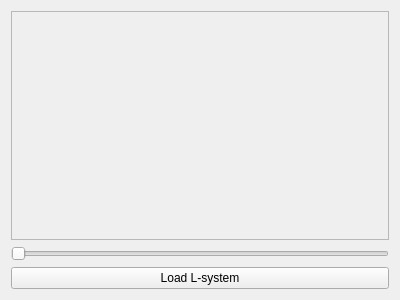
This is LSystems/mainwindow.ui in kateabr/CG_Lab5_LS_DS_Splines as Qt 5 draws it before an edit. The edited form follows.
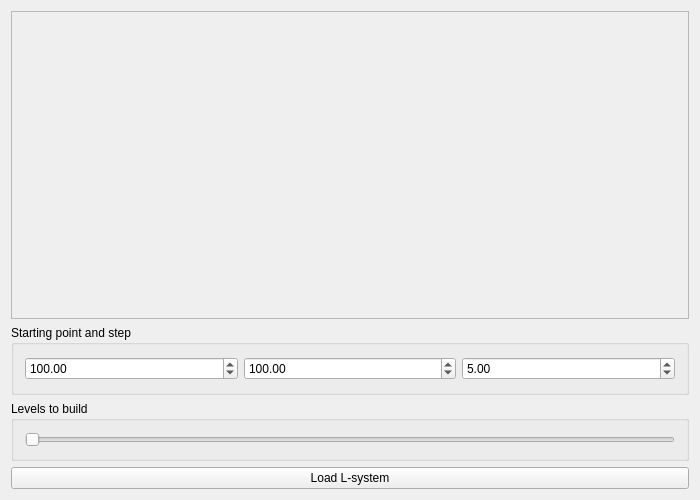
This is the edited form. Custom widgets are drawn as their Qt base class.

Diff of the .ui file:
```diff
--- a/LSystems/mainwindow.ui
+++ b/LSystems/mainwindow.ui
@@ -6,8 +6,8 @@
    <rect>
     <x>0</x>
     <y>0</y>
-    <width>400</width>
-    <height>300</height>
+    <width>700</width>
+    <height>500</height>
    </rect>
   </property>
   <property name="windowTitle">
@@ -16,8 +16,14 @@
   <layout class="QGridLayout" name="gridLayout_2">
    <item row="0" column="0">
     <layout class="QGridLayout" name="gridLayout">
-     <item row="0" column="0">
-      <widget class="QFrame" name="frame">
+     <item row="1" column="0">
+      <widget class="PaintCanvas" name="frame">
+       <property name="minimumSize">
+        <size>
+         <width>0</width>
+         <height>0</height>
+        </size>
+       </property>
        <property name="frameShape">
         <enum>QFrame::StyledPanel</enum>
        </property>
@@ -26,21 +32,87 @@
        </property>
       </widget>
      </item>
-     <item row="2" column="0">
+     <item row="4" column="0">
       <widget class="QPushButton" name="loadFile">
        <property name="text">
         <string>Load L-system</string>
        </property>
       </widget>
      </item>
-     <item row="1" column="0">
-      <widget class="QSlider" name="levels">
-       <property name="maximum">
-        <number>2</number>
+     <item row="2" column="0">
+      <widget class="QGroupBox" name="horizontalGroupBox">
+       <property name="maximumSize">
+        <size>
+         <width>16777215</width>
+         <height>70</height>
+        </size>
        </property>
-       <property name="orientation">
-        <enum>Qt::Horizontal</enum>
+       <property name="title">
+        <string>Starting point and step</string>
        </property>
+       <layout class="QHBoxLayout" name="horizontalLayout_3">
+        <property name="sizeConstraint">
+         <enum>QLayout::SetMinimumSize</enum>
+        </property>
+        <item>
+         <widget class="QDoubleSpinBox" name="startX">
+          <property name="maximum">
+           <double>1000.000000000000000</double>
+          </property>
+          <property name="value">
+           <double>100.000000000000000</double>
+          </property>
+         </widget>
+        </item>
+        <item>
+         <widget class="QDoubleSpinBox" name="startY">
+          <property name="maximum">
+           <double>1000.000000000000000</double>
+          </property>
+          <property name="value">
+           <double>100.000000000000000</double>
+          </property>
+         </widget>
+        </item>
+        <item>
+         <widget class="QDoubleSpinBox" name="step">
+          <property name="minimum">
+           <double>1.000000000000000</double>
+          </property>
+          <property name="maximum">
+           <double>100.000000000000000</double>
+          </property>
+          <property name="value">
+           <double>5.000000000000000</double>
+          </property>
+         </widget>
+        </item>
+       </layout>
+      </widget>
+     </item>
+     <item row="3" column="0">
+      <widget class="QGroupBox" name="groupBox">
+       <property name="maximumSize">
+        <size>
+         <width>16777215</width>
+         <height>60</height>
+        </size>
+       </property>
+       <property name="title">
+        <string>Levels to build</string>
+       </property>
+       <layout class="QGridLayout" name="gridLayout_3">
+        <item row="0" column="0">
+         <widget class="QSlider" name="levels">
+          <property name="maximum">
+           <number>10</number>
+          </property>
+          <property name="orientation">
+           <enum>Qt::Horizontal</enum>
+          </property>
+         </widget>
+        </item>
+       </layout>
       </widget>
      </item>
     </layout>
@@ -48,6 +120,14 @@
   </layout>
  </widget>
  <layoutdefault spacing="6" margin="11"/>
+ <customwidgets>
+  <customwidget>
+   <class>PaintCanvas</class>
+   <extends>QFrame</extends>
+   <header>paintcanvas.h</header>
+   <container>1</container>
+  </customwidget>
+ </customwidgets>
  <resources/>
  <connections/>
 </ui>
```
